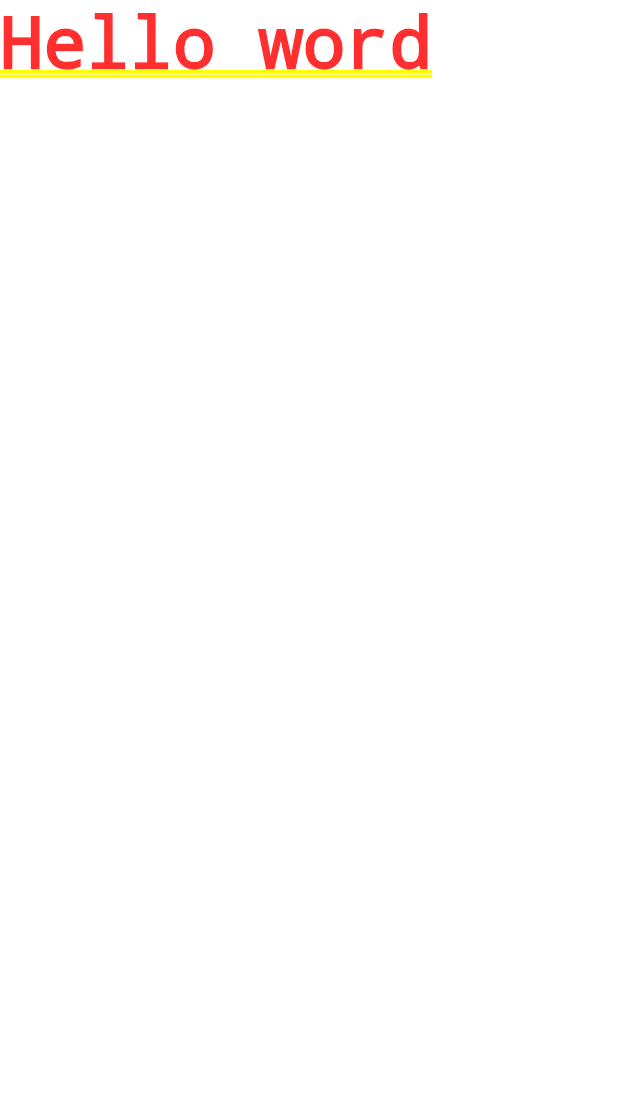
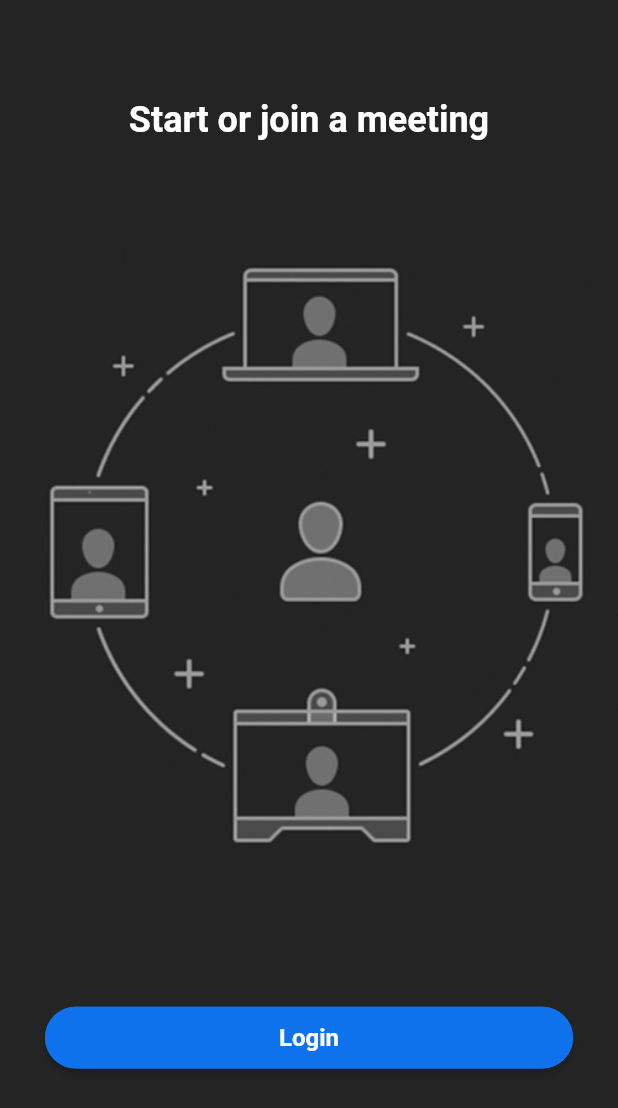
Before and after one commit to rostikKalabishka/Zoom, a Flutter app: the screen it shows after launch, on a phone screen of 412 x 824 dp. Shown: the top 1108 px of the screen. Run offline on Flutter 3.47's test engine with Material 2 defaults, Android fonts, the phone set to English and light mode, and no system bars.

Commit message:
added login page

```diff
--- a/lib/main.dart
+++ b/lib/main.dart
@@ -1,4 +1,6 @@
 import 'package:flutter/material.dart';
+import 'package:zoom/screens/login_screen.dart';
+import 'package:zoom/utils/colors.dart';
 
 void main() {
   runApp(const MyApp());
@@ -10,12 +12,12 @@ class MyApp extends StatelessWidget {
   @override
   Widget build(BuildContext context) {
     return MaterialApp(
+      debugShowCheckedModeBanner: false,
+      routes: {'/login': (_) => const LoginScreen()},
       title: 'Flutter Demo',
-      theme: ThemeData(
-        colorScheme: ColorScheme.fromSeed(seedColor: Colors.deepPurple),
-        useMaterial3: true,
-      ),
-      home: const Text('Hello word'),
+      theme:
+          ThemeData.dark().copyWith(scaffoldBackgroundColor: backgroundColor),
+      home: const LoginScreen(),
     );
   }
 }
--- /dev/null
+++ b/lib/screens/login_screen.dart
@@ -0,0 +1,42 @@
+import 'package:flutter/material.dart';
+
+import '../widgets/custom_button.dart';
+
+class LoginScreen extends StatefulWidget {
+  const LoginScreen({super.key});
+
+  @override
+  State<LoginScreen> createState() => _LoginScreenState();
+}
+
+class _LoginScreenState extends State<LoginScreen> {
+  @override
+  Widget build(BuildContext context) {
+    return Scaffold(
+      body: SafeArea(
+        child: Column(
+          children: [
+            SizedBox(
+              height: MediaQuery.of(context).size.height * 0.08,
+            ),
+            const Text(
+              'Start or join a meeting',
+              style: TextStyle(fontSize: 24, fontWeight: FontWeight.bold),
+            ),
+            Padding(
+              padding: EdgeInsets.symmetric(
+                  vertical: MediaQuery.of(context).size.height * 0.08),
+              child: Image.asset(
+                'assets/images/onboarding.jpg',
+              ),
+            ),
+            CustomButton(
+              onPressed: () {},
+              text: 'Login',
+            )
+          ],
+        ),
+      ),
+    );
+  }
+}
--- /dev/null
+++ b/lib/widgets/custom_button.dart
@@ -0,0 +1,30 @@
+import 'package:flutter/material.dart';
+
+import '../utils/colors.dart';
+
+class CustomButton extends StatelessWidget {
+  final String text;
+  final VoidCallback onPressed;
+  const CustomButton({super.key, required this.text, required this.onPressed});
+
+  @override
+  Widget build(BuildContext context) {
+    return Padding(
+      padding: const EdgeInsets.all(30),
+      child: ElevatedButton(
+        onPressed: onPressed,
+        style: ElevatedButton.styleFrom(
+            backgroundColor: buttonColor,
+            minimumSize: Size(
+                double.infinity, MediaQuery.of(context).size.height * 0.05),
+            shape:
+                RoundedRectangleBorder(borderRadius: BorderRadius.circular(30)),
+            side: BorderSide(color: buttonColor)),
+        child: Text(
+          text,
+          style: const TextStyle(fontWeight: FontWeight.bold, fontSize: 16),
+        ),
+      ),
+    );
+  }
+}
--- a/pubspec.yaml
+++ b/pubspec.yaml
@@ -62,8 +62,8 @@ flutter:
   uses-material-design: true
 
   # To add assets to your application, add an assets section, like this:
-  # assets:
-  #   - images/a_dot_burr.jpeg
+  assets:
+    - assets/images/onboarding.jpg
   #   - images/a_dot_ham.jpeg
 
   # An image asset can refer to one or more resolution-specific "variants", see
```
Also changed, not shown: 1 other file.
